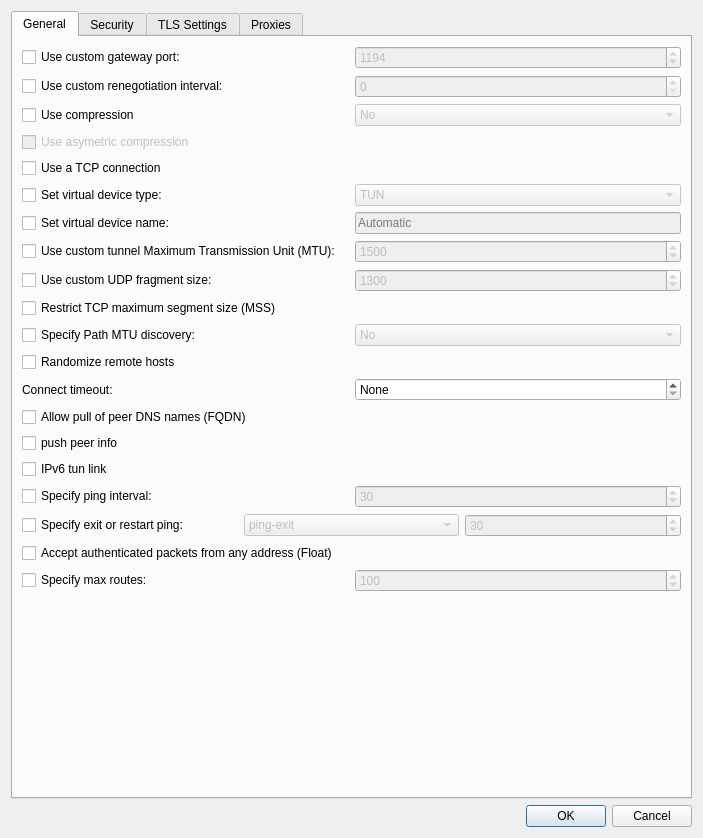
Qt form vpn/openvpn/openvpnadvanced.ui (KDE/plasma-nm) before a commit.
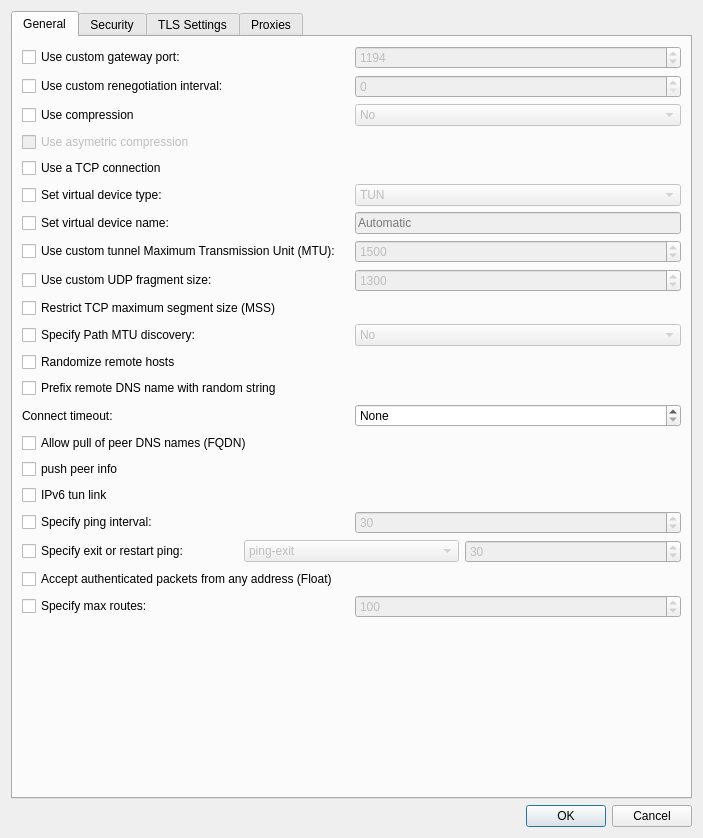
The same form after that commit. Custom widgets are drawn as their Qt base class.

Commit message: openvpn: handle remote hostnames

```diff
--- a/vpn/openvpn/openvpnadvanced.ui
+++ b/vpn/openvpn/openvpnadvanced.ui
@@ -359,6 +359,13 @@
          </property>
         </widget>
        </item>
+       <item>
+        <widget class="QCheckBox" name="chkRandRemHostname">
+         <property name="text">
+          <string>Prefix remote DNS name with random string</string>
+         </property>
+        </widget>
+       </item>
        <item>
         <layout class="QHBoxLayout" name="horizontalLayout_connectTimeout">
          <item>
```
The commit also changes 1 other file.
